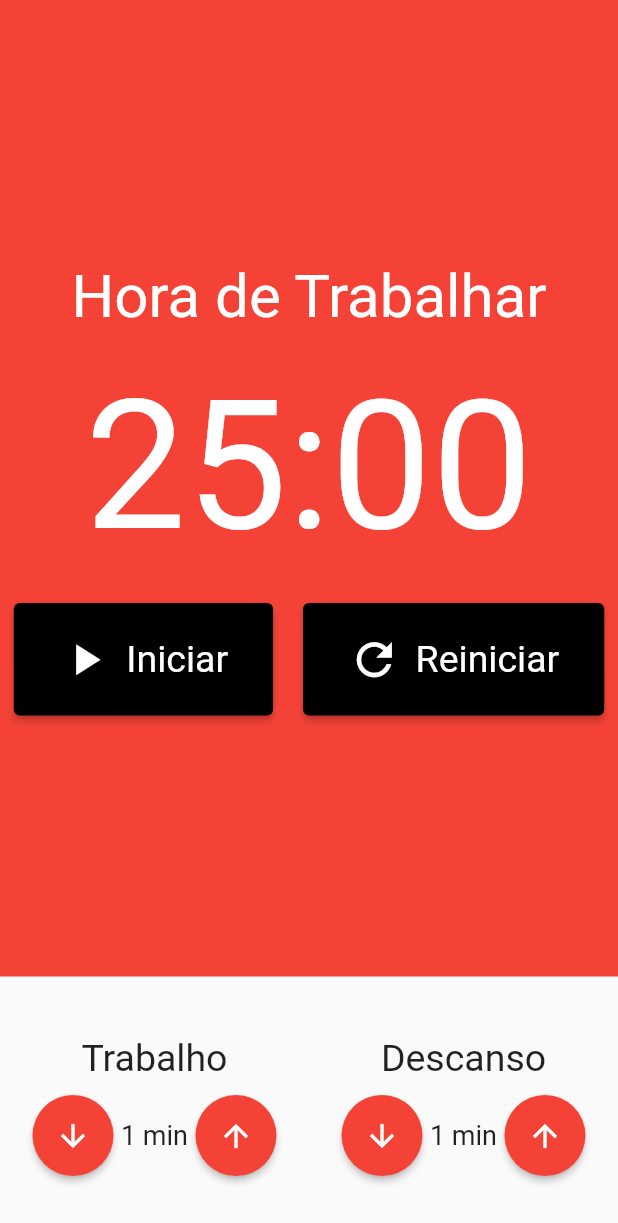
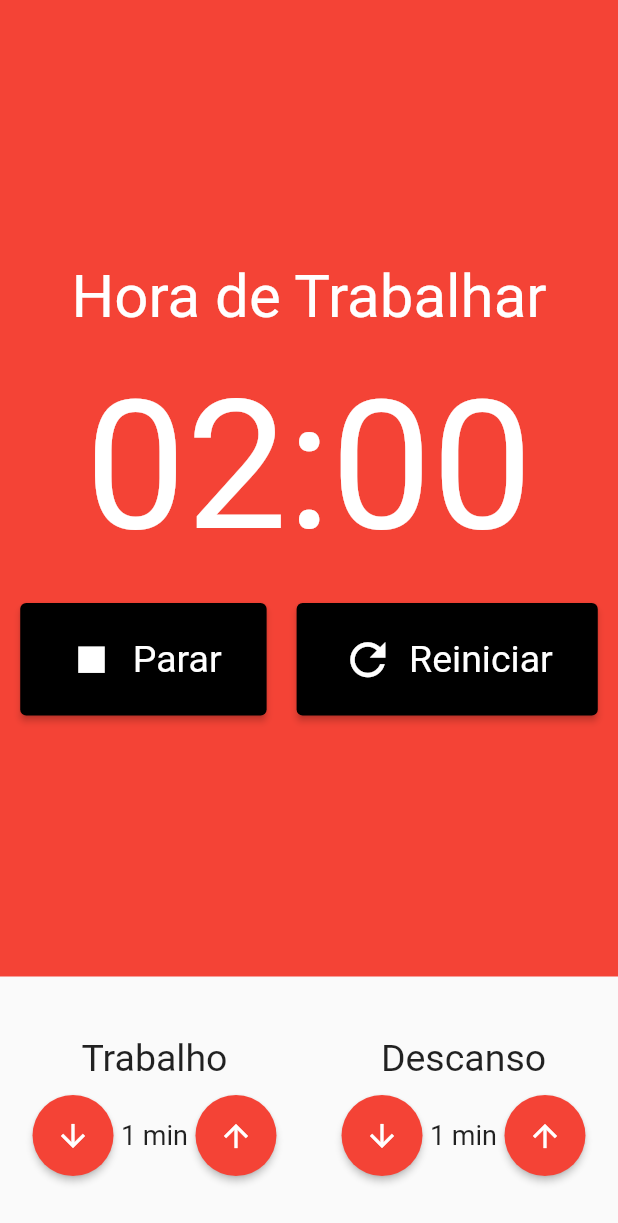
Before and after one commit to lucasgaldinodev/cod3r_flutter_pomodoro, a Flutter app: the screen it shows after launch, after a tap on "Iniciar", on a phone screen of 412 x 824 dp. Shown: the top 1223 px of the screen. Run offline on Flutter 3.47's test engine with Material 2 defaults, Android fonts, the phone set to English and light mode, and no system bars; our stand-ins replace flutter_mobx, mobx; generated files the repository leaves out were written again.

Commit message:
463_pomodoro_store_02

```diff
--- a/lib/components/Cronometro.dart
+++ b/lib/components/Cronometro.dart
@@ -1,11 +1,16 @@
 import 'package:flutter/material.dart';
+import 'package:flutter_mobx/flutter_mobx.dart';
 import 'package:pomodoro/components/CronometroBotao.dart';
+import 'package:provider/provider.dart';
+import '../store/pomodoro.store.dart';
 
 class Cronometro extends StatelessWidget {
   const Cronometro({super.key});
 
   @override
   Widget build(BuildContext context) {
+    final store = Provider.of<PomodoroStore>(context);
+
     return Container(
       color: Colors.red,
       child: Column(
@@ -19,40 +24,47 @@ class Cronometro extends StatelessWidget {
             ),
           ),
           const SizedBox(height: 20),
-          const Text(
-            '25:00',
-            style: TextStyle(
+          Text(
+            '${store.minutos.toString().padLeft(2, '0')}:${store.segundos.toString().padLeft(2, '0')}',
+            style: const TextStyle(
               fontSize: 120,
               color: Colors.white,
             ),
           ),
           const SizedBox(height: 20),
-          Row(
+          Observer(
+            builder: (_) => Row(
               mainAxisAlignment: MainAxisAlignment.center,
-            children: const [
+              children: [
+                if (!store.iniciado)
                   Padding(
-                padding: EdgeInsets.only(right: 10),
+                    padding: const EdgeInsets.only(right: 10),
                     child: CronometroBotao(
                       texto: 'Iniciar',
                       icone: Icons.play_arrow,
+                      click: store.iniciar,
                     ),
                   ),
-              // Padding(
-              //   padding: EdgeInsets.only(right: 10),
-              //   child: CronometroBotao(
-              //     texto: 'Parar',
-              //     icone: Icons.stop,
-              //   ),
-              // ),
+                if (store.iniciado)
                   Padding(
-                padding: EdgeInsets.only(left: 10),
+                    padding: const EdgeInsets.only(right: 10),
+                    child: CronometroBotao(
+                      texto: 'Parar',
+                      icone: Icons.stop,
+                      click: store.parar,
+                    ),
+                  ),
+                Padding(
+                  padding: const EdgeInsets.only(left: 10),
                   child: CronometroBotao(
                     texto: 'Reiniciar',
                     icone: Icons.refresh,
+                    click: store.reiniciar,
                   ),
                 ),
               ],
-          )
+            ),
+          ),
         ],
       ),
     );
--- a/lib/components/CronometroBotao.dart
+++ b/lib/components/CronometroBotao.dart
@@ -3,10 +3,12 @@ import 'package:flutter/material.dart';
 class CronometroBotao extends StatelessWidget {
   final String texto;
   final IconData icone;
+  final void Function()? click;
 
   const CronometroBotao({
     required this.texto,
     required this.icone,
+    this.click,
     super.key,
   });
 
@@ -23,7 +25,7 @@ class CronometroBotao extends StatelessWidget {
           fontSize: 25,
         ),
       ),
-      onPressed: () {},
+      onPressed: click,
       child: Row(
         children: [
           Padding(
```
Also changed, not shown: lib/store/pomodoro.store.dart (+24 -0 lines), lib/store/pomodoro.store.g.dart. Lines whose indentation alone changed are shown as unchanged.
